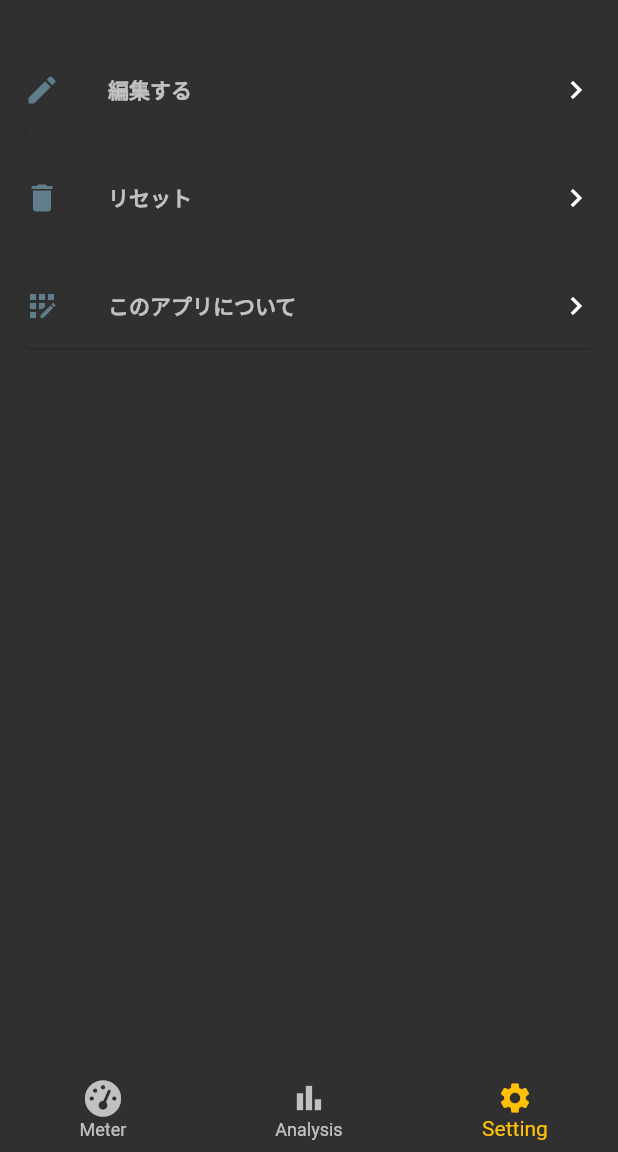
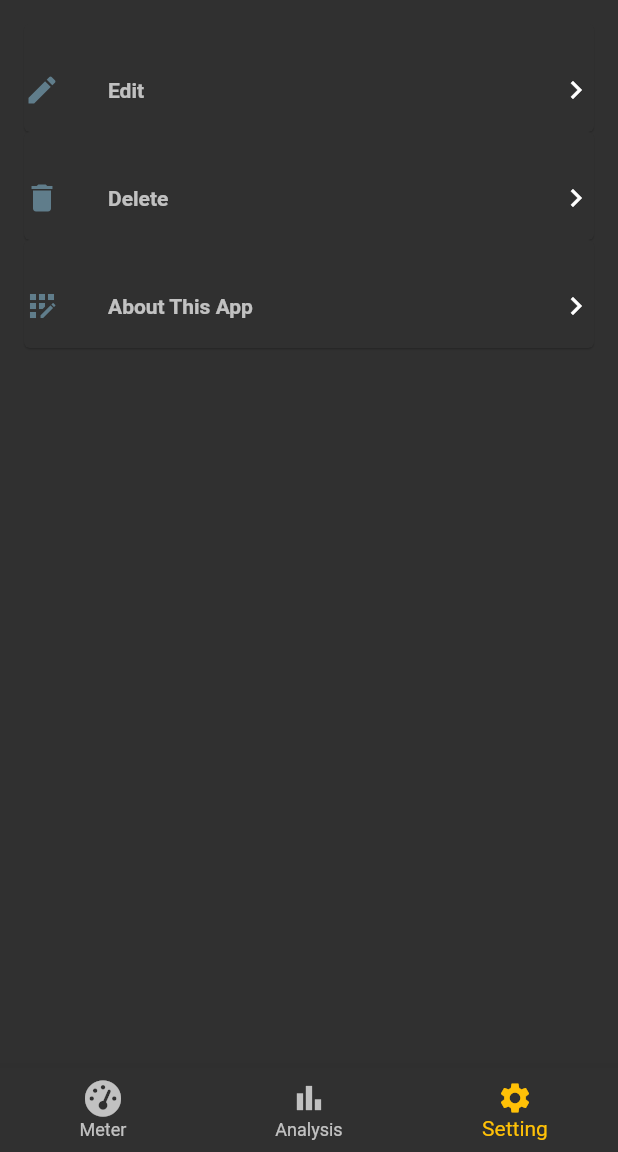
Before and after one commit to kolbe-ryo/budget_scouter, a Flutter app: the screen it shows after launch, item 3 of the bottom bar chosen, on a phone screen of 412 x 824 dp, the part 84-1236 px from its top. Run offline on Flutter 3.47's test engine with Material 2 defaults, Android fonts, the phone set to English and light mode, and no system bars; drawn by our look-alikes of google_mobile_ads; our stand-ins replace fl_chart, flutter_riverpod, font_awesome_flutter, freezed_annotation, pie_chart, shared_preferences and 1 more; generated files the repository leaves out were written again.

Commit message:
error modify

```diff
--- a/lib/l10n/app_ja.arb
+++ b/lib/l10n/app_ja.arb
@@ -23,7 +23,7 @@
   "euro": "ユーロ",
   "yen": "円",
   "sterling": "ポンド",
-  "reset_balance": "予算リセット",
+  "forward_balance": "予算リセット",
   "hint_reset_balance": "月初に残高を繰り越す",
   "validation_field_text": "名称と初期残高は設定する必要があります",
   "edit": "データを編集する",
--- a/lib/view/modal/use_money_input_model.dart
+++ b/lib/view/modal/use_money_input_model.dart
@@ -32,7 +32,7 @@ class UsemoneyInpuModal extends ConsumerWidget {
         body: Padding(
           padding: const EdgeInsets.all(kSpacing),
           child: Column(
-            mainAxisAlignment: MainAxisAlignment.spaceEvenly,
+            mainAxisAlignment: MainAxisAlignment.spaceBetween,
             children: [
               Padding(
                 padding: const EdgeInsets.only(bottom: kSpacing * 2),
--- a/lib/view/page/money_meter_page.dart
+++ b/lib/view/page/money_meter_page.dart
@@ -72,6 +72,7 @@ class MoneyMeterPage extends ConsumerWidget {
           child: MoneyMeter(
               ref.watch(moneyMeterProvider.select((state) => state.moneyMeterModel)), ref.watch(colorThemeProvider)),
           onTap: () {
+            ref.watch(moneyMeterProvider.notifier).initOnFirstDate();
             Navigator.of(context).push(
               MaterialPageRoute(
                 builder: ((context) => const UsemoneyInpuModal()),
--- a/lib/view/page/setting_page.dart
+++ b/lib/view/page/setting_page.dart
@@ -1,4 +1,5 @@
 // Flutter imports:
+import 'package:budget_scouter/model/money_meter_model.dart';
 import 'package:flutter/material.dart';
 
 // Package imports:
@@ -23,7 +24,7 @@ class SettingPage extends ConsumerWidget {
       body: Column(
         children: [
           SettingTile(
-            title: '編集する',
+            title: AppLocalizations.of(context)!.edit,
             icon: Icons.edit,
             onTap: model.hasdata
                 ? () {
@@ -48,7 +49,7 @@ class SettingPage extends ConsumerWidget {
                     ),
           ),
           SettingTile(
-            title: 'リセット',
+            title: AppLocalizations.of(context)!.delete,
             icon: Icons.delete,
             onTap: model.hasdata
                 ? () async {
@@ -61,6 +62,7 @@ class SettingPage extends ConsumerWidget {
                     );
                     if (isDeleteConfirmation ?? false) {
                       ref.read(moneyMeterProvider.notifier).delete(context);
+                      ref.read(initialMoneyMeterStateProvider.notifier).update((state) => const MoneyMeterModel());
                     }
                   }
                 : () => showDialog(
@@ -69,7 +71,7 @@ class SettingPage extends ConsumerWidget {
                     ),
           ),
           SettingTile(
-            title: 'このアプリについて',
+            title: AppLocalizations.of(context)!.about_this_app,
             icon: Icons.app_registration,
             onTap: () => Navigator.of(context).push(
               MaterialPageRoute(
@@ -89,7 +91,7 @@ class SettingPage extends ConsumerWidget {
           //           initBalance: 50000,
           //           balance: 10000,
           //           year: 2022,
-          //           month: 6,
+          //           month: 9,
           //           target: 'Test',
           //           isForwardBalance: true,
           //         ),
@@ -157,10 +159,4 @@ const _list = [
     initBalance: 50000,
     remainedBalance: -3000,
   ),
-  MoneyConsumptionHistoryModel(
-    year: 2022,
-    month: 8,
-    initBalance: 50000,
-    remainedBalance: 0,
-  ),
 ];
--- a/lib/view/page/top_page.dart
+++ b/lib/view/page/top_page.dart
@@ -27,15 +27,15 @@ class TopPage extends ConsumerWidget {
       bottomNavigationBar: Column(
         mainAxisSize: MainAxisSize.min,
         children: [
-          FutureBuilder(
-            future: Admob.getBannerWidget(context: context),
-            builder: ((context, snapshot) {
-              if (snapshot.hasData) {
-                return snapshot.data as Widget;
-              }
-              return const Center(child: CircularProgressIndicator());
-            }),
-          ),
+          // FutureBuilder(
+          //   future: Admob.getBannerWidget(context: context),
+          //   builder: ((context, snapshot) {
+          //     if (snapshot.hasData) {
+          //       return snapshot.data as Widget;
+          //     }
+          //     return const Center(child: CircularProgressIndicator());
+          //   }),
+          // ),
           BottomNavigationBar(
             items: BottomNavigationBarEnum.values.map((item) => item.bottomNavigationBarItem(context)).toList(),
             currentIndex: pageIndex,
```
Also changed, not shown: lib/view/common/keyboard.dart (+6 -1 lines), lib/view/view_model/money_meter_page_view_model.dart (+18 -5 lines).
